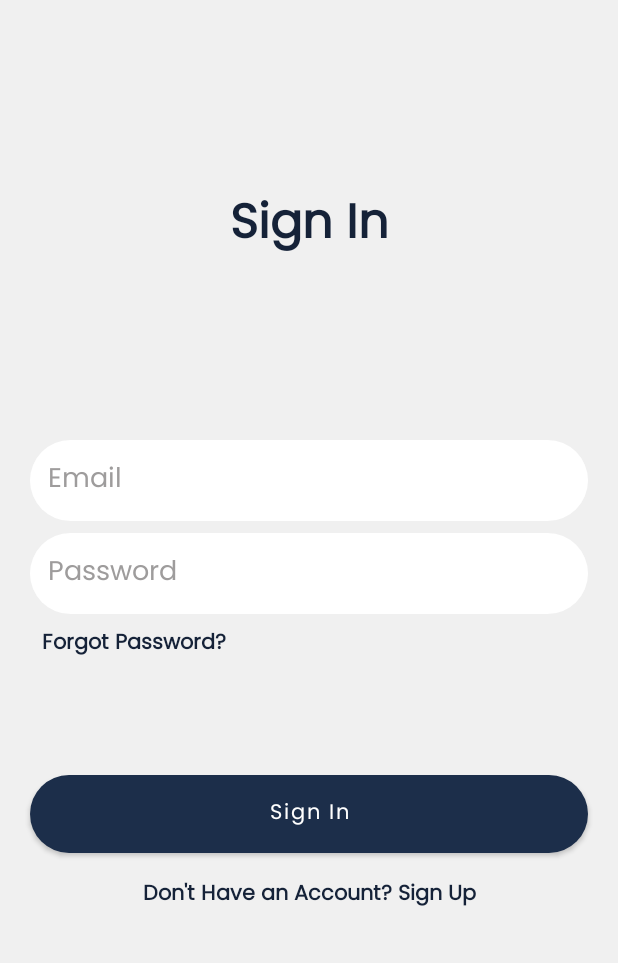
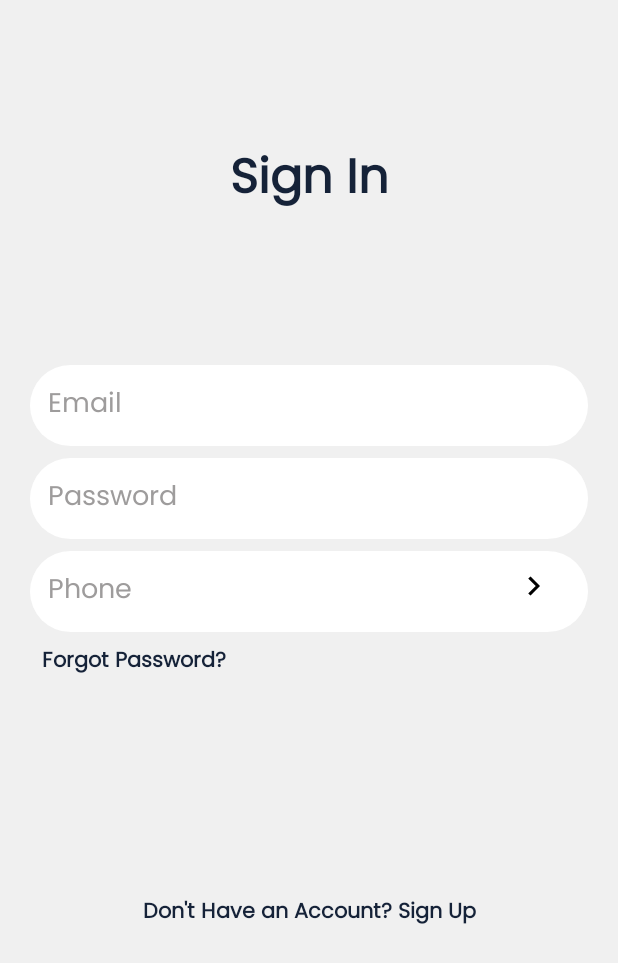
Before and after one commit to aarafrao22/Jeerax, an Android app: the screen it shows after launch (LoginActivity), on a phone screen of 412 x 824 dp. Shown: the top 963 px of the screen. Run offline under Robolectric (Android 15) with nearby library versions, the phone set to English and light mode, and no system bars; our stand-ins replace Firebase (no records; nobody signed in at launch, a user with empty details on screens opened directly).

```diff
--- a/app/src/main/AndroidManifest.xml
+++ b/app/src/main/AndroidManifest.xml
@@ -3,7 +3,7 @@
     xmlns:tools="http://schemas.android.com/tools">
 
     <uses-permission android:name="android.permission.WRITE_EXTERNAL_STORAGE" />
-
+<uses-permission android:name="android.permission.INTERNET"/>
     <application
         android:allowBackup="true"
         android:dataExtractionRules="@xml/data_extraction_rules"
--- a/app/src/main/java/com/aarafrao/jeerax/HomeActivity.java
+++ b/app/src/main/java/com/aarafrao/jeerax/HomeActivity.java
@@ -200,7 +200,7 @@ public class HomeActivity extends AppCompatActivity {
             showAlertDialogue2(expandableDetailList.get(expandableTitleList.get(groupPosition)).get(childPosition).getApp(),
                     "Email:   " + expandableDetailList.get(expandableTitleList.get(groupPosition)).get(childPosition).getEmail() +
                             "\n\nPassword:   " + expandableDetailList.get(expandableTitleList.get(groupPosition)).get(childPosition).getPassword() +
-                            "\n\nHashed:   " + expandableDetailList.get(expandableTitleList.get(groupPosition)).get(childPosition).getHashed(), R.drawable.lock_fill);
+                            "\n\nHashed:   " + expandableDetailList.get(expandableTitleList.get(groupPosition)).get(childPosition).getEncrypted(), R.drawable.lock_fill);
 
             return false;
         });
--- a/app/src/main/java/com/aarafrao/jeerax/LoginActivity.java
+++ b/app/src/main/java/com/aarafrao/jeerax/LoginActivity.java
@@ -15,6 +15,7 @@ import android.widget.Toast;
 import androidx.annotation.NonNull;
 import androidx.appcompat.app.AppCompatActivity;
 
+import com.aarafrao.jeerax.databinding.ActivityLoginBinding;
 import com.google.android.gms.tasks.OnCompleteListener;
 import com.google.android.gms.tasks.Task;
 import com.google.android.material.textfield.TextInputEditText;
@@ -27,8 +28,11 @@ import com.google.firebase.auth.MultiFactorSession;
 import com.google.firebase.auth.PhoneAuthCredential;
 import com.google.firebase.auth.PhoneAuthProvider;
 
+import java.util.concurrent.TimeUnit;
+
 public class LoginActivity extends AppCompatActivity implements View.OnClickListener {
     private TextView tvDontHave;
+
     private TextInputEditText edEmail, edPassword;
     private Button btnSignIn;
     private FirebaseAuth firebaseAuth;
@@ -36,13 +40,24 @@ public class LoginActivity extends AppCompatActivity implements View.OnClickList
     SharedPreferences.Editor editor;
     FirebaseUser users;
     String verificationId;
+    ActivityLoginBinding binding;
 
     @Override
     protected void onCreate(Bundle savedInstanceState) {
         super.onCreate(savedInstanceState);
-        setContentView(R.layout.activity_login);
+
+        binding = ActivityLoginBinding.inflate(getLayoutInflater());
+        setContentView(binding.getRoot());
 
         initViews();
+
+
+        binding.BtnVerify.setOnClickListener(view -> {
+            if (!binding.edPhone.getText().equals("")) {
+                requestCode();
+            }
+        });
+
         edEmail.addTextChangedListener(new TextWatcher() {
             @Override
             public void beforeTextChanged(CharSequence s, int start, int count, int after) {
@@ -78,9 +93,7 @@ public class LoginActivity extends AppCompatActivity implements View.OnClickList
 
         btnSignIn.setOnClickListener(v -> {
             checkEmailAndPassword();
-            FirebaseAuth.getInstance()
-                    .getCurrentUser()
-                    .getMultiFactor().getSession().addOnCompleteListener(new OnCompleteListener<MultiFactorSession>() {
+            FirebaseAuth.getInstance().getCurrentUser().getMultiFactor().getSession().addOnCompleteListener(new OnCompleteListener<MultiFactorSession>() {
                 @Override
                 public void onComplete(@NonNull Task<MultiFactorSession> task) {
                     if (task.isSuccessful()) {
@@ -129,6 +142,30 @@ public class LoginActivity extends AppCompatActivity implements View.OnClickList
         });
 
 
+    }
+
+    private void requestCode() {
+
+        PhoneAuthProvider.getInstance().verifyPhoneNumber(binding.edPhone.getText().toString(), 60, TimeUnit.SECONDS, LoginActivity.this, new PhoneAuthProvider.OnVerificationStateChangedCallbacks() {
+            @Override
+            public void onCodeSent(@NonNull String s, @NonNull PhoneAuthProvider.ForceResendingToken forceResendingToken) {
+                super.onCodeSent(s, forceResendingToken);
+                binding.edCode.setVisibility(View.VISIBLE);
+                verificationId = s;
+                Toast.makeText(LoginActivity.this, "Code Sent", Toast.LENGTH_SHORT).show();
+                binding.BtnVerify.setVisibility(View.INVISIBLE);
+            }
+
+            @Override
+            public void onVerificationFailed(@NonNull FirebaseException e) {
+
+            }
+
+            @Override
+            public void onVerificationCompleted(@NonNull PhoneAuthCredential phoneAuthCredential) {
+                //SendToMainActivity
+            }
+        });
     }
 
 //    private String phoneNumber;
--- a/app/src/main/java/com/aarafrao/jeerax/SignupActivity.java
+++ b/app/src/main/java/com/aarafrao/jeerax/SignupActivity.java
@@ -1,6 +1,4 @@
 package com.aarafrao.jeerax;
-
-import androidx.appcompat.app.AppCompatActivity;
 
 import android.content.Context;
 import android.content.Intent;
@@ -15,6 +13,7 @@ import android.widget.Button;
 import android.widget.TextView;
 import android.widget.Toast;
 
+import androidx.appcompat.app.AppCompatActivity;
 
 import com.aarafrao.jeerax.databinding.ActivitySignupBinding;
 import com.google.android.material.checkbox.MaterialCheckBox;
@@ -23,8 +22,6 @@ import com.google.firebase.auth.FirebaseAuth;
 import com.google.firebase.auth.FirebaseUser;
 import com.google.firebase.database.DatabaseReference;
 import com.google.firebase.database.FirebaseDatabase;
-//import com.warrenstrange.googleauth.GoogleAuthenticator;
-//import com.warrenstrange.googleauth.GoogleAuthenticatorKey;
 
 import org.signal.argon2.Argon2;
 import org.signal.argon2.Argon2Exception;
--- a/app/src/main/res/layout/activity_login.xml
+++ b/app/src/main/res/layout/activity_login.xml
@@ -24,7 +24,7 @@
         android:layout_width="wrap_content"
         android:layout_height="wrap_content"
         android:layout_marginStart="8dp"
-        android:layout_marginTop="124dp"
+        android:layout_marginTop="94dp"
         android:layout_marginEnd="8dp"
         android:layout_marginBottom="8dp"
         android:gravity="center"
@@ -41,7 +41,7 @@
         android:layout_width="0dp"
         android:layout_height="wrap_content"
         android:layout_marginStart="20dp"
-        android:layout_marginTop="116dp"
+        android:layout_marginTop="96dp"
         android:layout_marginEnd="20dp"
         android:background="@drawable/filled_button"
         android:backgroundTint="@color/white"
@@ -75,6 +75,60 @@
         app:layout_constraintStart_toStartOf="parent"
         app:layout_constraintTop_toBottomOf="@+id/sign_in_email" />
 
+    <com.google.android.material.textfield.TextInputEditText
+        android:id="@+id/ed_phone"
+        android:layout_width="0dp"
+        android:layout_height="wrap_content"
+        android:layout_marginStart="20dp"
+        android:layout_marginEnd="20dp"
+        android:layout_marginTop="8dp"
+        android:background="@drawable/filled_button"
+        android:backgroundTint="@color/white"
+        android:ems="10"
+        android:hint="Phone"
+        android:inputType="phone"
+        android:padding="12dp"
+        android:textColor="@color/black"
+        android:textColorHint="#9E9C9C"
+        app:layout_constraintEnd_toEndOf="parent"
+        app:layout_constraintHorizontal_bias="0.0"
+        app:layout_constraintStart_toStartOf="parent"
+        app:layout_constraintTop_toBottomOf="@+id/sign_in_password" />
+
+    <ImageButton
+        android:id="@+id/BtnVerify"
+        android:layout_width="wrap_content"
+        android:layout_height="wrap_content"
+        android:rotation="270"
+        android:background="@color/white"
+        android:layout_margin="16dp"
+        android:padding="8dp"
+        android:src="@drawable/arrow_down_s_line__1_"
+        app:layout_constraintBottom_toBottomOf="@+id/ed_phone"
+        app:layout_constraintEnd_toEndOf="@+id/ed_phone"
+        app:layout_constraintTop_toBottomOf="@+id/sign_in_password" />
+
+    <com.google.android.material.textfield.TextInputEditText
+        android:id="@+id/ed_code"
+        android:layout_width="0dp"
+        android:layout_height="wrap_content"
+        android:layout_marginStart="20dp"
+        android:layout_marginEnd="20dp"
+        android:background="@drawable/filled_button"
+        android:backgroundTint="@color/white"
+        android:ems="10"
+        android:hint="Code"
+        android:visibility="gone"
+        android:layout_marginTop="8dp"
+        android:inputType="number"
+        android:padding="12dp"
+        android:textColor="@color/black"
+        android:textColorHint="#9E9C9C"
+        app:layout_constraintEnd_toEndOf="parent"
+        app:layout_constraintHorizontal_bias="0.0"
+        app:layout_constraintStart_toStartOf="parent"
+        app:layout_constraintTop_toBottomOf="@+id/ed_phone" />
+
     <com.google.android.material.button.MaterialButton
         android:id="@+id/btn_sign_in"
         android:layout_width="match_parent"
@@ -82,9 +136,9 @@
         android:layout_marginStart="20dp"
         android:layout_marginTop="75dp"
         android:layout_marginEnd="20dp"
-
         android:background="@drawable/filled_button"
         android:padding="8dp"
+        android:visibility="invisible"
         android:text="Sign In"
         android:textAllCaps="false"
         android:textColor="@color/white"
@@ -98,12 +152,11 @@
         android:layout_height="wrap_content"
         android:layout_margin="8dp"
         android:layout_marginStart="16dp"
-        android:layout_marginTop="44dp"
         android:text="Forgot Password?"
         android:textColor="@color/purple_700"
         android:textStyle="bold"
         app:layout_constraintStart_toStartOf="@+id/sign_in_password"
-        app:layout_constraintTop_toBottomOf="@+id/sign_in_password" />
+        app:layout_constraintTop_toBottomOf="@+id/ed_code" />
 
     <TextView
         android:id="@+id/textView2"
```
Also changed, not shown: app/src/main/java/com/aarafrao/jeerax/Database/DatabaseHelper.java (deleted, +0 -26 lines), app/src/main/java/com/aarafrao/jeerax/Database/Notification.java (deleted, +0 -55 lines), app/src/main/java/com/aarafrao/jeerax/Database/NotificationDAO.java (deleted, +0 -21 lines), app/src/main/java/com/aarafrao/jeerax/PasswordModel.java (+11 -12 lines). Lines whose indentation alone changed are shown as unchanged.
